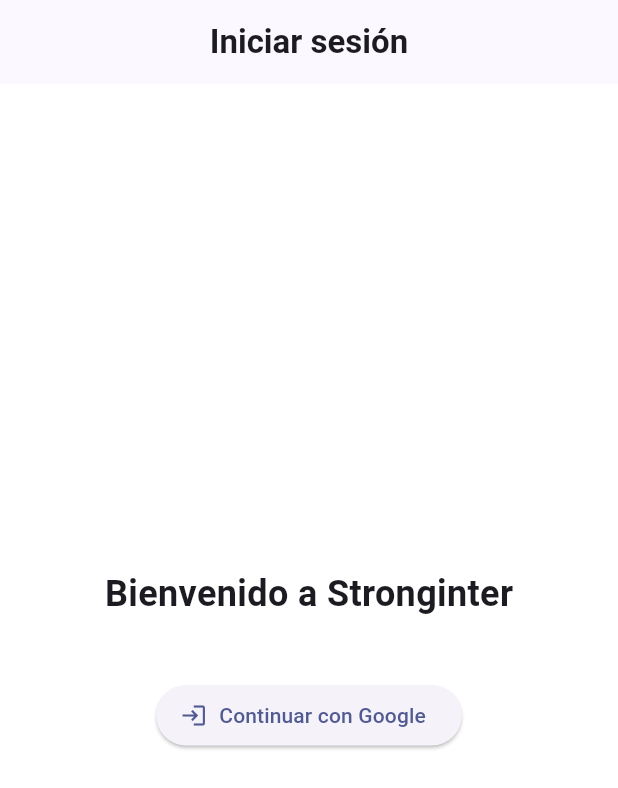
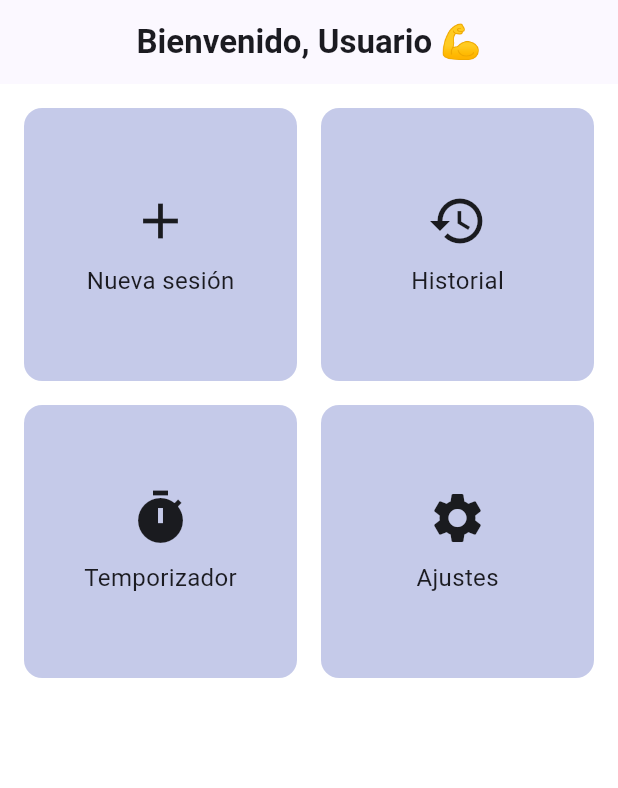
Before and after one commit to EddieToledoE/StrongInter, a Flutter app: the screen it shows after launch, on a phone screen of 412 x 824 dp. Shown: the top 788 px of the screen. Run offline on Flutter 3.47's test engine with Material 3 defaults, Android fonts, the light colour scheme and no system bars; our stand-ins replace cloud_firestore, firebase_auth, firebase_core, flutter_bloc, go_router, google_sign_in; accounts and stored records are empty.

Commit message:
home screeen stuff

```diff
--- /dev/null
+++ b/devtools_options.yaml
@@ -0,0 +1,3 @@
+description: This file stores settings for Dart & Flutter DevTools.
+documentation: https://docs.flutter.dev/tools/devtools/extensions#configure-extension-enablement-states
+extensions:
--- /dev/null
+++ b/lib/core/router/router.dart
@@ -0,0 +1,26 @@
+import 'package:go_router/go_router.dart';
+import '../../presentation/screens/home_screen.dart';
+import '../../presentation/screens/create_session_page.dart';
+import '../../presentation/screens/history_page.dart';
+import '../../presentation/screens/timer_page.dart';
+import '../../presentation/screens/settings_page.dart';
+
+final GoRouter appRouter = GoRouter(
+  initialLocation: '/home',
+  routes: [
+    GoRoute(
+      path: '/home',
+      builder: (context, state) {
+        final userName = state.extra as String? ?? 'Usuario';
+        return HomeScreen(userName: userName);
+      },
+    ),
+    GoRoute(
+      path: '/create-session',
+      builder: (context, state) => CreateSessionPage(),
+    ),
+    GoRoute(path: '/history', builder: (context, state) => HistoryPage()),
+    GoRoute(path: '/timer', builder: (context, state) => TimerPage()),
+    GoRoute(path: '/settings', builder: (context, state) => SettingsPage()),
+  ],
+);
--- a/lib/main.dart
+++ b/lib/main.dart
@@ -1,31 +1,26 @@
 import 'package:flutter/material.dart';
 import 'package:firebase_core/firebase_core.dart';
-import 'package:stronginter/presentation/screens/login_screen.dart';
 import 'firebase_options.dart';
 import 'core/theme/app_theme.dart';
+import 'core/router/router.dart';
 
 void main() async {
-  // Asegúrate de inicializar Flutter antes de Firebase
   WidgetsFlutterBinding.ensureInitialized();
-
-  // Inicializa Firebase con las opciones generadas
   await Firebase.initializeApp(options: DefaultFirebaseOptions.currentPlatform);
-
   runApp(const MyApp());
 }
 
 class MyApp extends StatelessWidget {
   const MyApp({super.key});
 
-  // This widget is the root of your application.
   @override
   Widget build(BuildContext context) {
-    return MaterialApp(
-      title: 'Flutter Demo',
+    return MaterialApp.router(
+      title: 'StrongInter',
       theme: AppTheme.lightTheme,
       darkTheme: AppTheme.darkTheme,
       themeMode: ThemeMode.system,
-      home: const LoginPage(), // La creamos ahora
+      routerConfig: appRouter, // <--- Aquí usas tu go_router
     );
   }
 }
--- /dev/null
+++ b/lib/presentation/screens/home_screen.dart
@@ -0,0 +1,82 @@
+import 'package:flutter/material.dart';
+import 'package:go_router/go_router.dart';
+
+class HomeScreen extends StatelessWidget {
+  final String userName;
+
+  const HomeScreen({super.key, required this.userName});
+
+  @override
+  Widget build(BuildContext context) {
+    return Scaffold(
+      appBar: AppBar(title: Text('Bienvenido, $userName 💪')),
+      body: Padding(
+        padding: const EdgeInsets.all(16.0),
+        child: GridView.count(
+          crossAxisCount: 2,
+          mainAxisSpacing: 16,
+          crossAxisSpacing: 16,
+          children: [
+            _HomeButton(
+              icon: Icons.add,
+              label: 'Nueva sesión',
+              onTap: () => context.push('/create-session'),
+            ),
+            _HomeButton(
+              icon: Icons.history,
+              label: 'Historial',
+              onTap: () => context.push('/history'),
+            ),
+            _HomeButton(
+              icon: Icons.timer,
+              label: 'Temporizador',
+              onTap: () => context.push('/timer'),
+            ),
+            _HomeButton(
+              icon: Icons.settings,
+              label: 'Ajustes',
+              onTap: () => context.push('/settings'),
+            ),
+          ],
+        ),
+      ),
+    );
+  }
+}
+
+class _HomeButton extends StatelessWidget {
+  final IconData icon;
+  final String label;
+  final VoidCallback onTap;
+
+  const _HomeButton({
+    required this.icon,
+    required this.label,
+    required this.onTap,
+  });
+
+  @override
+  Widget build(BuildContext context) {
+    return InkWell(
+      onTap: onTap,
+      splashColor: Colors.indigo.withOpacity(0.2),
+      borderRadius: BorderRadius.circular(12),
+      child: Container(
+        decoration: BoxDecoration(
+          color: Colors.indigo[100],
+          borderRadius: BorderRadius.circular(12),
+        ),
+        child: Center(
+          child: Column(
+            mainAxisSize: MainAxisSize.min,
+            children: [
+              Icon(icon, size: 40),
+              SizedBox(height: 8),
+              Text(label, style: TextStyle(fontSize: 16)),
+            ],
+          ),
+        ),
+      ),
+    );
+  }
+}
--- a/pubspec.yaml
+++ b/pubspec.yaml
@@ -2,7 +2,7 @@
 description: "A new Flutter project."
 # The following line prevents the package from being accidentally published to
 # pub.dev using `flutter pub publish`. This is preferred for private packages.
-publish_to: 'none' # Remove this line if you wish to publish to pub.dev
+publish_to: "none" # Remove this line if you wish to publish to pub.dev
 
 # The following defines the version and build number for your application.
 # A version number is three numbers separated by dots, like 1.2.43
@@ -39,6 +39,7 @@
   flutter_bloc: ^9.1.1
   firebase_auth: ^5.5.4
   google_sign_in: ^6.3.0
+  go_router: ^13.0.0 # o la última versión disponible
 
 dev_dependencies:
   flutter_test:
@@ -56,7 +57,6 @@
 
 # The following section is specific to Flutter packages.
 flutter:
-
   # The following line ensures that the Material Icons font is
   # included with your application, so that you can use the icons in
   # the material Icons class.
```
Also changed, not shown: lib/presentation/cubit/session_cubit.dart (+23 -4 lines), lib/presentation/cubit/session_state.dart (added, +17 -0 lines), lib/presentation/screens/create_session_page.dart (added, +13 -0 lines), lib/presentation/screens/history_page.dart (added, +13 -0 lines), lib/presentation/screens/settings_page.dart (added, +13 -0 lines), lib/presentation/screens/timer_page.dart (added, +13 -0 lines), pubspec.lock, 1 other file.
